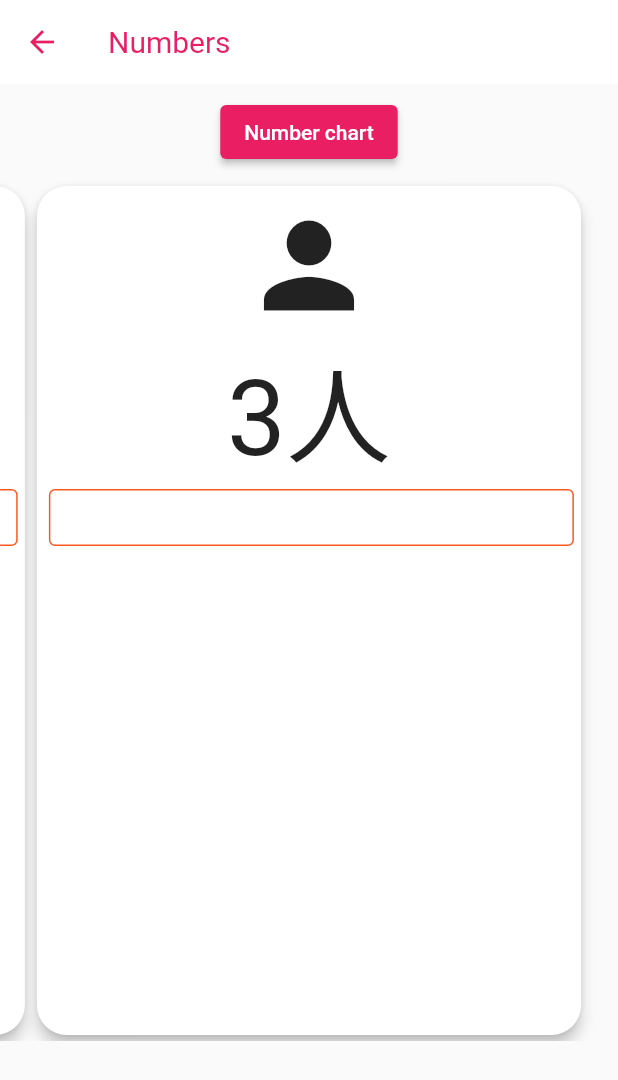
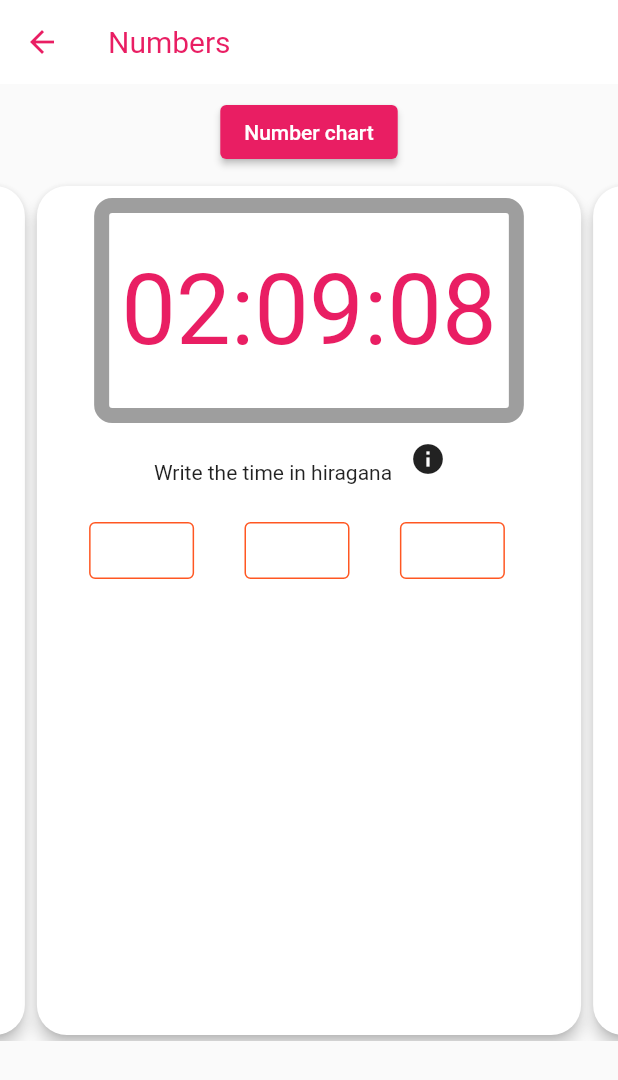
Before and after one commit to nel-sam/nalelu, a Flutter app: the screen it shows after launch, swiped to page 2, on a phone screen of 412 x 824 dp. Shown: the top 1080 px of the screen. Run offline on Flutter 3.47's test engine with Material 2 defaults, Android fonts, the phone set to English and light mode, and no system bars; generated files the repository leaves out were written again; Roboto replaces fonts that are missing (helvetica).

Commit message:
Added the time exercise

```diff
--- a/lib/l10n/intl_en.arb
+++ b/lib/l10n/intl_en.arb
@@ -2,5 +2,7 @@
   "numbers": "Numbers",
   "nativeNumbers": "Native Numbers",
   "sinoNumbers": "Sino Numbers",
-  "numberChart": "Number chart"
+  "numberChart": "Number chart",
+  "typeTheTime": "Write the time in hiragana",
+  "timeDesc": "For the hours, minutes, and seconds use Sino numbers (いち, に, さん)"
 }
--- a/lib/l10n/intl_es.arb
+++ b/lib/l10n/intl_es.arb
@@ -2,5 +2,7 @@
   "numbers": "Números",
   "nativeNumbers": "Números Nativos",
   "sinoNumbers": "Números Sino",
-  "numberChart": "Tabla de números"
-}
+  "numberChart": "Tabla de números",
+  "typeTheTime": "Escribe la hora usando hiragana",
+  "timeDesc": "Para las horas, minutos y segundos usa números Sino (いち, に, さん)"
+  }
--- a/lib/state/models/age-exercise-state.dart
+++ b/lib/state/models/age-exercise-state.dart
@@ -8,6 +8,5 @@ class AgeExerciseState {
     required this.age,
     required this.correctAnswer,
     required this.counter,
-
   });
 }
--- /dev/null
+++ b/lib/state/models/jikan-exercise-state.dart
@@ -0,0 +1,20 @@
+class JikanExerciseState {
+  String correctHour;
+  String userHour = '';
+  String correctMin;
+  String userMin = '';
+  String correctSec;
+  String userSec = '';
+  String hour;
+  String min;
+  String sec;
+
+  JikanExerciseState({
+    required this.hour,
+    required this.min,
+    required this.sec,
+    required this.correctHour,
+    required this.correctMin,
+    required this.correctSec,
+  });
+}
--- a/lib/state/models/suuji-exercise-state.dart
+++ b/lib/state/models/suuji-exercise-state.dart
@@ -1,15 +1,20 @@
 import 'package:nareru/state/models/count-exercise-state.dart';
 import 'package:nareru/state/models/age-exercise-state.dart';
+import 'package:nareru/state/models/jikan-exercise-state.dart';
+
 
 class SuujiExerciseState {
   List<CountExerciseState> countExercises;
   List<AgeExerciseState> ageExercises;
+  List<JikanExerciseState> jikanExercises;
+
 
   late List<dynamic> _all = [];
 
   SuujiExerciseState({
     required this.countExercises,
     required this.ageExercises,
+    required this.jikanExercises,
   });
 
   List<dynamic> getAll() {
@@ -17,6 +22,8 @@ class SuujiExerciseState {
 
     _all.addAll(countExercises);
     _all.addAll(ageExercises);
+    _all.addAll(jikanExercises);
+
     _all.shuffle();
     return _all;
   }
--- a/lib/state/suuji.exercise-notifier.dart
+++ b/lib/state/suuji.exercise-notifier.dart
@@ -2,6 +2,7 @@ import 'package:flutter/material.dart';
 import 'package:nareru/state/models/count-exercise-state.dart';
 import 'package:nareru/state/models/suuji-exercise-state.dart';
 import 'package:nareru/state/models/age-exercise-state.dart';
+import 'package:nareru/state/models/jikan-exercise-state.dart';
 
 class SuujiExerciseNotifier with ChangeNotifier {
   late SuujiExerciseState suujiExerciseState;
@@ -16,9 +17,29 @@ class SuujiExerciseNotifier with ChangeNotifier {
       AgeExerciseState(age: 37, correctAnswer: 'さんじゅうななさい', counter: '歳')
     ];
 
+    List<JikanExerciseState> jikanExerciseState = [
+      JikanExerciseState(
+        hour: '05',
+        min: '43',
+        sec: '12',
+        correctHour: 'ごじ',
+        correctMin: 'よんじゅっさんぷん',
+        correctSec: 'じゅうにびょう',
+      ),
+      JikanExerciseState(
+        hour: '02',
+        min: '09',
+        sec: '08',
+        correctHour: 'にじ',
+        correctMin: 'きゅうふん',
+        correctSec: 'はちびょう',
+      )
+    ];
+
     suujiExerciseState = SuujiExerciseState(
       countExercises: countExerciseState,
       ageExercises: ageExerciseState,
+      jikanExercises: jikanExerciseState,
     );
   }
 
@@ -31,4 +52,19 @@ class SuujiExerciseNotifier with ChangeNotifier {
     state.userInput = userInput;
     notifyListeners();
   }
+
+  setUserHour(JikanExerciseState siganExerciseState, String userHour) {
+    siganExerciseState.userHour = userHour;
+    notifyListeners();
+  }
+
+  setUserMin(JikanExerciseState siganExerciseState, String userMin) {
+    siganExerciseState.userMin = userMin;
+    notifyListeners();
+  }
+
+  setUserSec(JikanExerciseState siganExerciseState, String userSec) {
+    siganExerciseState.userSec = userSec;
+    notifyListeners();
+  }
 }
--- /dev/null
+++ b/lib/widgets/shared/info-button.dart
@@ -0,0 +1,16 @@
+import 'package:flutter/material.dart';
+
+class InfoButton extends StatelessWidget {
+  final Function onPressed;
+  const InfoButton({Key? key, required this.onPressed}) : super(key: key);
+
+  @override
+  Widget build(BuildContext context) {
+    return Container(
+      child: IconButton(
+        icon: Icon(Icons.info),
+        onPressed: () => onPressed(),
+      ),
+    );
+  }
+}
--- /dev/null
+++ b/lib/widgets/suuji-exercise/jikan/clock.dart
@@ -0,0 +1,31 @@
+import 'package:flutter/material.dart';
+import 'package:nareru/constants.dart';
+
+class Clock extends StatelessWidget {
+  final String time;
+  const Clock({Key? key, required this.time}) : super(key: key);
+
+  @override
+  Widget build(BuildContext context) {
+    return Container(
+      height: 150,
+      decoration: BoxDecoration(
+          border: Border.all(color: Colors.grey, width: 10),
+          borderRadius: BorderRadius.all(
+            Radius.circular(12),
+          )),
+      child: Column(
+        mainAxisAlignment: MainAxisAlignment.center,
+        children: [
+          Padding(
+            padding: const EdgeInsets.all(8.0),
+            child: Text(
+              time,
+              style: TextStyle(fontSize: 65, color: ACCENT_COLOR),
+            ),
+          ),
+        ],
+      ),
+    );
+  }
+}
--- /dev/null
+++ b/lib/widgets/suuji-exercise/jikan/jikan-exercise.dart
@@ -0,0 +1,155 @@
+import 'package:flutter/material.dart';
+import 'package:nareru/hd-helpers.dart';
+import 'package:nareru/state/models/jikan-exercise-state.dart';
+import 'package:nareru/widgets/shared/info-button.dart';
+import 'package:nareru/widgets/suuji-exercise/jikan/clock.dart';
+import 'package:flutter_gen/gen_l10n/app_localizations.dart';
+
+class JikanExercise extends StatefulWidget {
+  final JikanExerciseState siganExerciseState;
+  final Function(JikanExerciseState, String) onUserHourSet;
+  final Function(JikanExerciseState, String) onUserMinSet;
+  final Function(JikanExerciseState, String) onUserSecSet;
+
+  const JikanExercise({
+    Key? key,
+    required this.siganExerciseState,
+    required this.onUserHourSet,
+    required this.onUserMinSet,
+    required this.onUserSecSet,
+  }) : super(key: key);
+
+  @override
+  _JikanExerciseState createState() => _JikanExerciseState();
+}
+
+class _JikanExerciseState extends State<JikanExercise> {
+  final double textFieldWidth = 70;
+  bool showInfo = false;
+
+  @override
+  Widget build(BuildContext context) {
+    var s = widget.siganExerciseState;
+
+    return Padding(
+      padding: const EdgeInsets.all(8.0),
+      child: Column(
+        children: [
+          Clock(time: '${s.hour}:${s.min}:${s.sec}'),
+          Row(
+            mainAxisAlignment: MainAxisAlignment.center,
+            children: [
+              Padding(
+                padding: const EdgeInsets.only(top: 18.0),
+                child: Text(AppLocalizations.of(context)!.typeTheTime),
+              ),
+              InfoButton(
+                onPressed: () {
+                  setState(() {
+                    showInfo = !showInfo;
+                  });
+                },
+              ),
+            ],
+          ),
+          if (showInfo) Text(AppLocalizations.of(context)!.timeDesc),
+          Padding(
+            padding: const EdgeInsets.all(18.0),
+            child: Row(
+              mainAxisAlignment: MainAxisAlignment.spaceAround,
+              children: [
+                Row(
+                  children: [
+                    Container(
+                        width: textFieldWidth,
+                        child: TextField(
+                          decoration: InputDecoration(
+                            isDense: true,
+                            contentPadding: EdgeInsets.fromLTRB(4, 18, 0, 1),
+                            enabledBorder: HD.getTextFieldBorder(
+                                widget.siganExerciseState.correctHour,
+                                widget.siganExerciseState.userHour),
+                            focusedBorder: HD.getTextFieldBorder(
+                                widget.siganExerciseState.correctHour,
+                                widget.siganExerciseState.userHour),
+                          ),
+                          onChanged: (String? newVal) {
+                            if (newVal != null) {
+                              setState(() {
+                                widget.onUserHourSet(
+                                    widget.siganExerciseState, newVal);
+                              });
+                            }
+                          },
+                        )),
+                    Padding(
+                      padding: const EdgeInsets.all(8.0),
+                    ),
+                  ],
+                ),
+                Row(
+                  children: [
+                    Container(
+                        width: textFieldWidth,
+                        child: TextField(
+                          decoration: InputDecoration(
+                            isDense: true,
+                            contentPadding: EdgeInsets.fromLTRB(4, 18, 0, 1),
+                            enabledBorder: HD.getTextFieldBorder(
+                                widget.siganExerciseState.correctMin,
+                                widget.siganExerciseState.userMin),
+                            focusedBorder: HD.getTextFieldBorder(
+                                widget.siganExerciseState.correctMin,
+                                widget.siganExerciseState.userMin),
+                          ),
+                          onChanged: (String? newVal) {
+                            if (newVal != null) {
+                              setState(() {
+                                widget.onUserMinSet(
+                                    widget.siganExerciseState, newVal);
+                              });
+                            }
+                          },
+                        )),
+                    Padding(
+                      padding: const EdgeInsets.all(8.0),
+                    ),
+                  ],
+                ),
+                Row(
+                  children: [
+                    Container(
+                        width: textFieldWidth,
+                        child: TextField(
+                          decoration: InputDecoration(
+                            isDense: true,
+                            contentPadding: EdgeInsets.fromLTRB(4, 18, 0, 1),
+                            enabledBorder: HD.getTextFieldBorder(
+                                widget.siganExerciseState.correctSec,
+                                widget.siganExerciseState.userSec),
+                            focusedBorder: HD.getTextFieldBorder(
+                                widget.siganExerciseState.correctSec,
+                                widget.siganExerciseState.userSec),
+                          ),
+                          onChanged: (String? newVal) {
+                            if (newVal != null) {
+                              setState(() {
+                                widget.onUserSecSet(
+                                    widget.siganExerciseState, newVal);
+                              });
+                            }
+                          },
+                        )),
+                    Padding(
+                      padding: const EdgeInsets.all(8.0),
+                    ),
+                  ],
+                ),
+              ],
+            ),
+          ),
+        ],
+      ),
+    );
+  }
+}
--- a/lib/widgets/suuji-exercise/suuji-exercise.dart
+++ b/lib/widgets/suuji-exercise/suuji-exercise.dart
@@ -2,6 +2,7 @@ import 'package:flutter/material.dart';
 import 'package:nareru/state/models/count-exercise-state.dart';
 import 'package:nareru/state/models/age-exercise-state.dart';
 import 'package:flutter_gen/gen_l10n/app_localizations.dart';
+import 'package:nareru/state/models/jikan-exercise-state.dart';
 import 'package:provider/provider.dart';
 import 'package:nareru/constants.dart';
 import 'package:nareru/hd-helpers.dart';
@@ -9,6 +10,8 @@ import 'package:nareru/state/suuji.exercise-notifier.dart';
 import 'package:nareru/widgets/suuji-exercise/counting/counting-exercise.dart';
 import 'package:nareru/widgets/suuji-exercise/number-chart-button.dart';
 import 'package:nareru/widgets/suuji-exercise/age/age-exercise.dart';
+import 'package:nareru/widgets/suuji-exercise/jikan/jikan-exercise.dart';
+
 
 class SuujiExercise extends StatefulWidget {
   const SuujiExercise({Key? key}) : super(key: key);
@@ -88,5 +91,13 @@ class _SuujiExerciseState extends State<SuujiExercise> {
         state: itemfromList,
         onAgeSet: suujiModel.onAgeSet,
       );
+
+    if (itemfromList is JikanExerciseState)
+      return JikanExercise(
+        siganExerciseState: itemfromList,
+        onUserHourSet: suujiModel.setUserHour,
+        onUserMinSet: suujiModel.setUserMin,
+        onUserSecSet: suujiModel.setUserSec,
+      );
   }
 }
```
Also changed, not shown: pubspec.lock.
